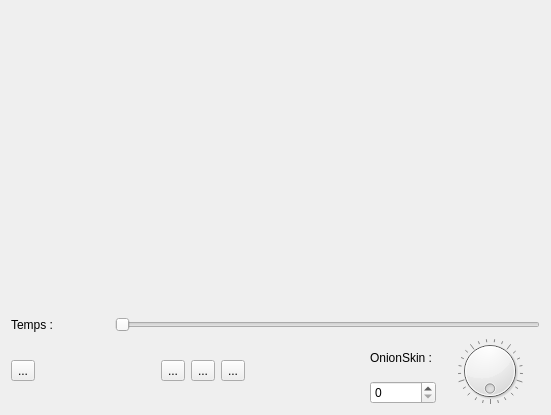
The window that src/tweedy/gui/viewerImg/ViewerTweedy.ui (stopmotionimac/tweedy) describes before a commit, drawn with Qt 5.
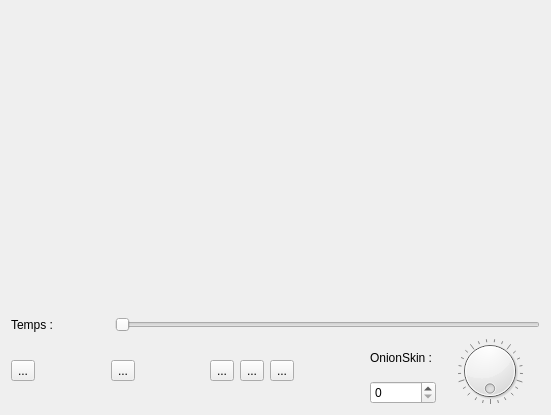
The same window after the commit.

Commit message: avancement drag and drop + connexions et icones du player du viewer

Diff of the .ui file:
```diff
--- a/src/tweedy/gui/viewerImg/ViewerTweedy.ui
+++ b/src/tweedy/gui/viewerImg/ViewerTweedy.ui
@@ -97,6 +97,26 @@
            </property>
           </spacer>
          </item>
+         <item>
+          <widget class="QToolButton" name="retour0Button">
+           <property name="text">
+            <string>...</string>
+           </property>
+          </widget>
+         </item>
+         <item>
+          <spacer name="horizontalSpacer_3">
+           <property name="orientation">
+            <enum>Qt::Horizontal</enum>
+           </property>
+           <property name="sizeHint" stdset="0">
+            <size>
+             <width>20</width>
+             <height>20</height>
+            </size>
+           </property>
+          </spacer>
+         </item>
          <item>
           <widget class="QToolButton" name="previousButton">
            <property name="text">
```
Left out of the diff: 8 changed lines with no effect on the pictures. The commit also changes 12 other files.
